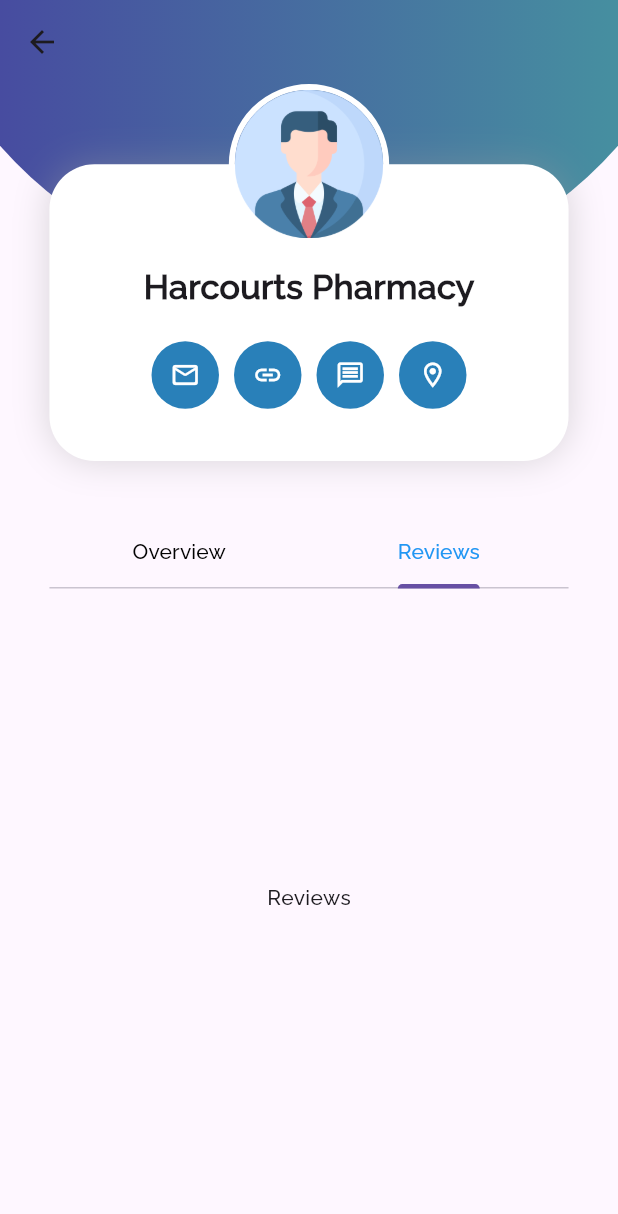
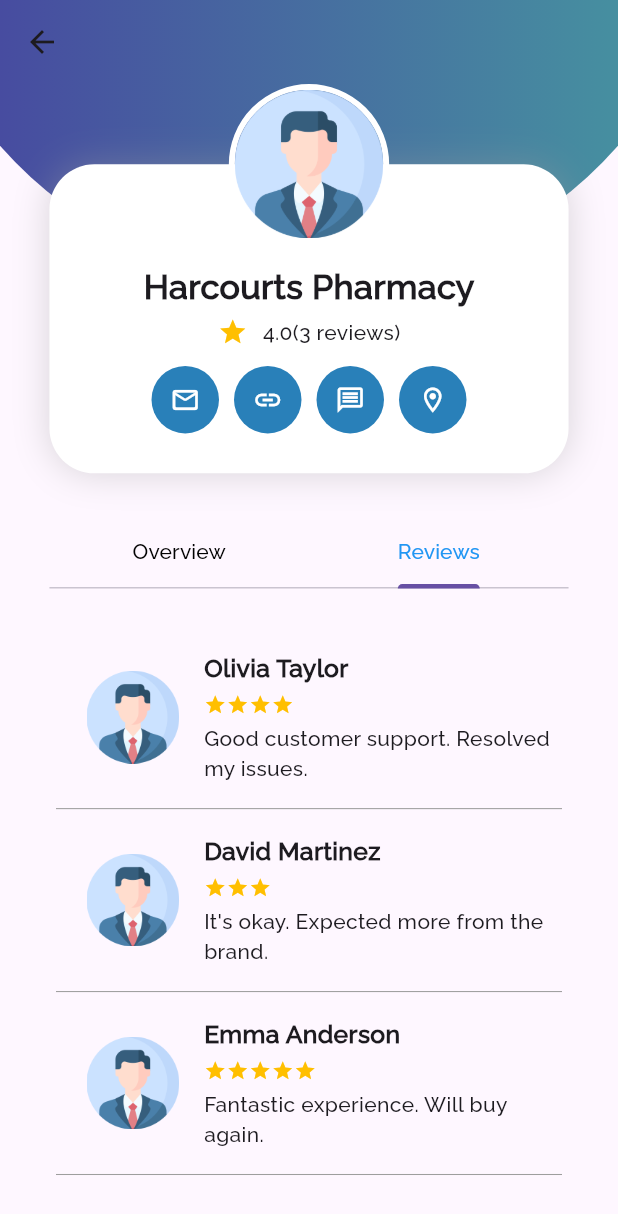
Before and after one commit to Supun-SD/MedInvent, a Flutter app: the PharmacyProfile screen opened directly with sample values from the repository, tab 2 chosen, on a phone screen of 412 x 824 dp. Shown: the top 1214 px of the screen. Run offline on Flutter 3.47's test engine with Material 3 defaults, Android fonts, the phone set to English and light mode, and no system bars; our stand-ins replace google_maps_flutter, google_nav_bar, location, numberpicker.

Commit message:
Pharmacy reviews

```diff
--- a/lib/features/Search/data/pharmacies.dart
+++ b/lib/features/Search/data/pharmacies.dart
@@ -9,7 +9,14 @@ List<Pharmacy> pharmacies = [
       closeTime: "8.00 PM",
       datesList: ['Monday', 'Tuesday', 'Wednesday', 'Friday', 'Sunday'],
       location: const LatLng(6.791256, 79.901482),
-      address: "No.304 Sri Vajiragnana Mawatha, Colombo 9"),
+      address: "No.304 Sri Vajiragnana Mawatha, Colombo 9",
+      reviews: [
+        Review(
+            'Olivia Taylor', 4, 'Good customer support. Resolved my issues.'),
+        Review(
+            'David Martinez', 3, 'It\'s okay. Expected more from the brand.'),
+        Review('Emma Anderson', 5, 'Fantastic experience. Will buy again.')
+      ]),
   Pharmacy(
       name: "Halo Pharmacy",
       contact: "+94778545662",
@@ -17,7 +24,11 @@ List<Pharmacy> pharmacies = [
       closeTime: "8.00 PM",
       datesList: ['Monday', 'Tuesday', 'Wednesday'],
       location: const LatLng(6.788014, 79.892936),
-      address: "No. 56, Galle Road, Colombo 3"),
+      address: "No. 56, Galle Road, Colombo 3",
+      reviews: [
+        Review('John Doe', 5, 'Excellent product. Highly recommended!'),
+        Review('Jane Smith', 4, 'Good quality but a bit pricey.'),
+      ]),
   Pharmacy(
       name: "Harcourts Pharmacy",
       contact: "+94771234567",
@@ -25,7 +36,12 @@ List<Pharmacy> pharmacies = [
       closeTime: "8.00 PM",
       datesList: ['Monday to Friday'],
       location: const LatLng(6.791256, 79.901482),
-      address: "No. 123, Kandy Road, Kandy"),
+      address: "No. 123, Kandy Road, Kandy",
+      reviews: [
+        Review('Alice Johnson', 3, 'Average experience. Could be better.'),
+        Review(
+            'Bob Brown', 2, 'Not satisfied. Product didn\'t meet expectations.')
+      ]),
   Pharmacy(
       name: "Halo Pharmacy",
       contact: "+94778545662",
@@ -33,5 +49,8 @@ List<Pharmacy> pharmacies = [
       closeTime: "8.00 PM",
       datesList: ['Everyday'],
       location: const LatLng(6.788014, 79.892936),
-      address: "No. 789, Negombo Road, Negombo"),
+      address: "No. 789, Negombo Road, Negombo",
+      reviews: [
+        Review('John Doe', 5, 'Excellent product. Highly recommended!'),
+      ]),
 ];
--- a/lib/features/Search/models/pharmacy.dart
+++ b/lib/features/Search/models/pharmacy.dart
@@ -1,6 +1,6 @@
 import 'package:google_maps_flutter/google_maps_flutter.dart';
 
-class Pharmacy{
+class Pharmacy {
   String name;
   String contact;
   String openTime;
@@ -8,6 +8,7 @@ class Pharmacy{
   List<String> datesList;
   LatLng location;
   String address;
+  List<Review> reviews;
 
   Pharmacy({
     required this.name,
@@ -17,5 +18,14 @@ class Pharmacy{
     required this.datesList,
     required this.location,
     required this.address,
+    required this.reviews,
   });
 }
+
+class Review {
+  String name;
+  int stars;
+  String review;
+
+  Review(this.name, this.stars, this.review);
+}
--- a/lib/features/Search/pharmacyProfile.dart
+++ b/lib/features/Search/pharmacyProfile.dart
@@ -5,13 +5,23 @@ import 'package:flutter/material.dart';
 class PharmacyProfile extends StatelessWidget {
   const PharmacyProfile({required this.pharmacy, super.key});
   final Pharmacy pharmacy;
+
+  double reviewCal(Pharmacy p) {
+    int tot = 0;
+    double review;
+    for (int i = 0; i < p.reviews.length; i++) {
+      tot = tot + p.reviews[i].stars;
+    }
+    review = tot / p.reviews.length;
+    return review;
+  }
+
   @override
   Widget build(BuildContext context) {
     final double screenWidth = MediaQuery.of(context).size.width;
     final double screenHeight = MediaQuery.of(context).size.height;
 
     return Scaffold(
-      body: Scaffold(
       appBar: AppBar(
         elevation: 0,
         flexibleSpace: Container(
@@ -25,9 +35,9 @@ class PharmacyProfile extends StatelessWidget {
           ),
         ),
       ),
-        body: DefaultTabController(
+      body: SingleChildScrollView(
+        child: DefaultTabController(
           length: 2,
-          child: SingleChildScrollView(
           child: Stack(
             children: [
               Positioned(
@@ -56,7 +66,7 @@ class PharmacyProfile extends StatelessWidget {
                           top: screenHeight * 0.065,
                           child: Container(
                             width: screenWidth * 0.8,
-                              height: screenHeight * 0.24,
+                            height: screenHeight * 0.25,
                             decoration: BoxDecoration(
                               color: Colors.white,
                               borderRadius: BorderRadius.circular(30),
@@ -78,8 +88,27 @@ class PharmacyProfile extends StatelessWidget {
                                       fontWeight: FontWeight.bold,
                                       fontSize: screenWidth * 0.055),
                                 ),
+                                SizedBox(
+                                  height: screenHeight * 0.005,
+                                ),
+                                Row(
+                                  mainAxisAlignment: MainAxisAlignment.center,
+                                  children: [
+                                    const Icon(
+                                      Icons.star,
+                                      color: Color(0xFFFFBF00),
+                                      size: 20,
+                                    ),
                                     const SizedBox(
-                                    height: 20,
+                                      width: 10,
+                                    ),
+                                    Text(reviewCal(pharmacy).toString()),
+                                    Text(
+                                        '(${pharmacy.reviews.length} reviews)'),
+                                  ],
+                                ),
+                                SizedBox(
+                                  height: screenHeight * 0.015,
                                 ),
                                 Row(
                                   mainAxisAlignment: MainAxisAlignment.center,
@@ -129,10 +158,8 @@ class PharmacyProfile extends StatelessWidget {
                                       ),
                                       child: IconButton(
                                         onPressed: () {},
-                                          icon: const Icon(
-                                              Icons.message_outlined,
-                                              color: Colors.white,
-                                              size: 20),
+                                        icon: const Icon(Icons.message_outlined,
+                                            color: Colors.white, size: 20),
                                         padding: const EdgeInsets.all(8.0),
                                       ),
                                     ),
@@ -182,8 +209,8 @@ class PharmacyProfile extends StatelessWidget {
                       height: screenHeight * 0.02,
                     ),
                     Container(
-                        margin: EdgeInsets.symmetric(
-                            horizontal: screenWidth * 0.08),
+                      margin:
+                          EdgeInsets.symmetric(horizontal: screenWidth * 0.08),
                       width: double.infinity,
                       child: const TabBar(
                         tabs: [
@@ -197,8 +224,8 @@ class PharmacyProfile extends StatelessWidget {
                       ),
                     ),
                     Container(
-                        margin: EdgeInsets.symmetric(
-                            horizontal: screenWidth * 0.09),
+                      margin:
+                          EdgeInsets.symmetric(horizontal: screenWidth * 0.09),
                       height: screenHeight * 0.5,
                       width: double.infinity,
                       child: TabBarView(
@@ -206,7 +233,9 @@ class PharmacyProfile extends StatelessWidget {
                           Details(
                             pharmacy: pharmacy,
                           ),
-                            const Reviews()
+                          Reviews(
+                            pharmacy: pharmacy,
+                          )
                         ],
                       ),
                     ),
@@ -214,7 +243,6 @@ class PharmacyProfile extends StatelessWidget {
                 ),
               ),
             ],
-            ),
           ),
         ),
       ),
@@ -314,9 +342,11 @@ class Details extends StatelessWidget {
         TextButton(
           onPressed: () {},
           style: ButtonStyle(
-            side: MaterialStateProperty.all(const BorderSide(color: Color(0xFF2980B9), width: 1.0)),
+            side: MaterialStateProperty.all(
+                const BorderSide(color: Color(0xFF2980B9), width: 1.0)),
             foregroundColor: MaterialStateProperty.all(const Color(0xFF2980B9)),
-            padding: MaterialStateProperty.all(EdgeInsets.symmetric(horizontal: screenWidth * 0.1)),
+            padding: MaterialStateProperty.all(
+                EdgeInsets.symmetric(horizontal: screenWidth * 0.1)),
             shape: MaterialStateProperty.all(
               RoundedRectangleBorder(
                 borderRadius: BorderRadius.circular(20.0),
@@ -332,12 +362,108 @@ class Details extends StatelessWidget {
 }
 
 class Reviews extends StatelessWidget {
-  const Reviews({super.key});
-
+  const Reviews({required this.pharmacy, super.key});
+  final Pharmacy pharmacy;
   @override
   Widget build(BuildContext context) {
-    return const Center(
-      child: Text("Reviews"),
+    final double screenWidth = MediaQuery.of(context).size.width;
+    final double screenHeight = MediaQuery.of(context).size.height;
+    return SingleChildScrollView(
+      child: Column(
+        children: [
+          SizedBox(
+            height: screenHeight * 0.05,
+          ),
+          ...pharmacy.reviews.map((e) => ReviewTemplate(review: e)),
+          SizedBox(
+            height: screenHeight * 0.03,
+          ),
+          TextButton(
+            onPressed: () {},
+            style: ButtonStyle(
+              side: MaterialStateProperty.all(
+                  const BorderSide(color: Color(0xFF2980B9), width: 1.0)),
+              foregroundColor:
+                  MaterialStateProperty.all(const Color(0xFF2980B9)),
+              padding: MaterialStateProperty.all(
+                  EdgeInsets.symmetric(horizontal: screenWidth * 0.1)),
+              shape: MaterialStateProperty.all(
+                RoundedRectangleBorder(
+                  borderRadius: BorderRadius.circular(20.0),
+                  side: const BorderSide(color: Color(0xFF2980B9), width: 1.0),
+                ),
+              ),
+            ),
+            child: const Text("Write a review"),
+          ),
+          SizedBox(
+            height: screenHeight * 0.06,
+          ),
+        ],
+      ),
     );
   }
 }
+
+class ReviewTemplate extends StatelessWidget {
+  const ReviewTemplate({required this.review, super.key});
+  final Review review;
+  @override
+  Widget build(BuildContext context) {
+    final double screenWidth = MediaQuery.of(context).size.width;
+    final double screenHeight = MediaQuery.of(context).size.height;
+    return Column(
+      children: [
+        Row(
+          children: [
+            SizedBox(
+              width: screenWidth * 0.05,
+            ),
+            Image.asset(
+              "assets/images/pic.png",
+              width: screenWidth * 0.15,
+            ),
+            SizedBox(
+              width: screenWidth * 0.04,
+            ),
+            Expanded(
+              child: Column(
+                crossAxisAlignment: CrossAxisAlignment.start,
+                children: [
+                  Text(
+                    review.name,
+                    style: TextStyle(
+                        fontWeight: FontWeight.bold,
+                        fontSize: screenWidth * 0.04),
+                  ),
+                  const SizedBox(
+                    height: 5,
+                  ),
+                  Row(
+                    children: [
+                      for (int i = 0; i < review.stars; i++)
+                        const Icon(
+                          Icons.star,
+                          color: Color(0xFFFFBF00),
+                          size: 15,
+                        ),
+                    ],
+                  ),
+                  const SizedBox(
+                    height: 5,
+                  ),
+                  Text(review.review),
+                ],
+              ),
+            )
+          ],
+        ),
+        Divider(
+          height: screenHeight * 0.04,
+          color: Colors.grey,
+          thickness: 0.7,
+        ),
+      ],
+    );
+  }
+}
```
Lines whose indentation alone changed are shown as unchanged.
